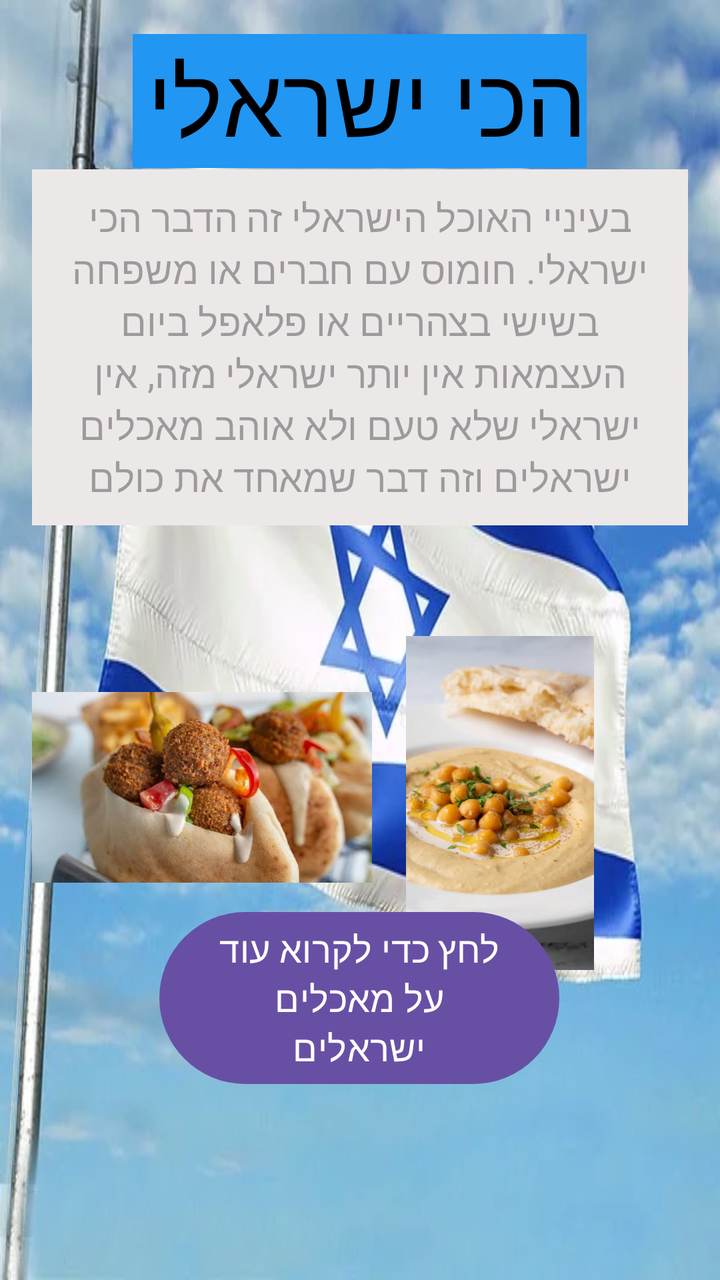
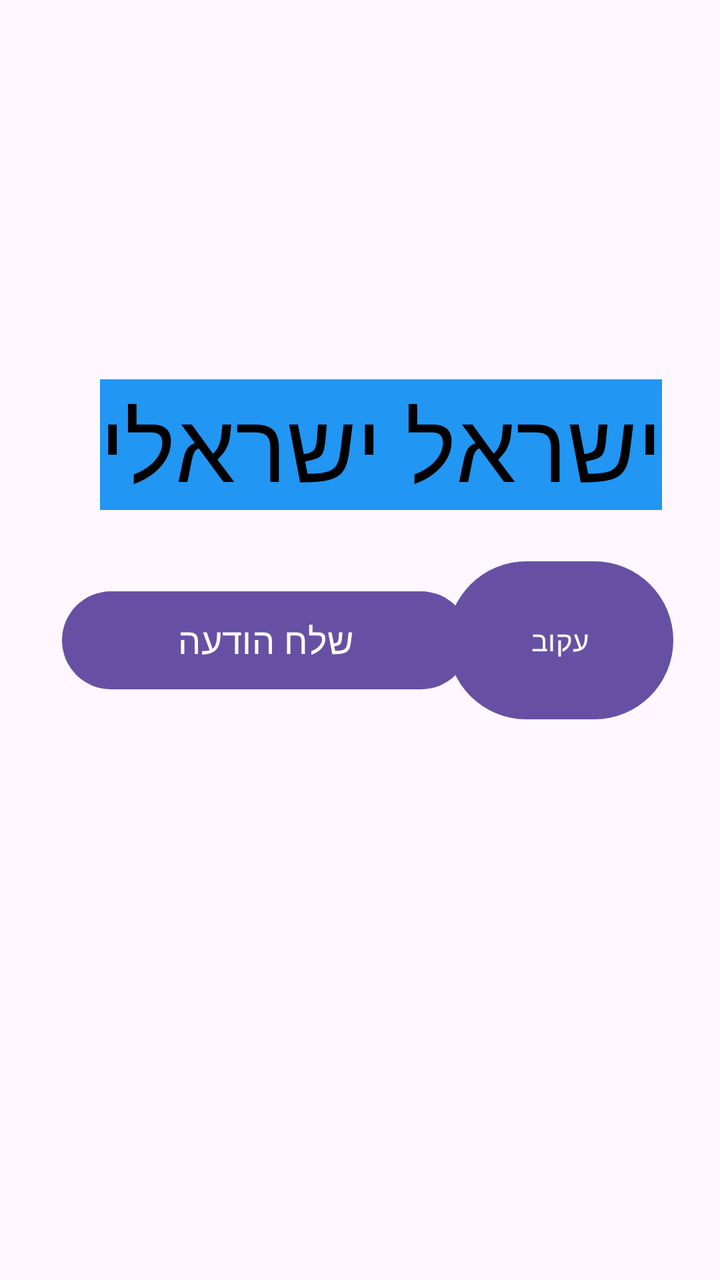

Screens rendered from an Android XML layout before and after an edit, with the pre-edit source and the edit as a unified diff.
<!-- AndroidManifest.xml: application theme Theme.MyFirstApp -->
<!-- res/layout/activity_main.xml -->
<?xml version="1.0" encoding="utf-8"?>
<androidx.constraintlayout.widget.ConstraintLayout xmlns:android="http://schemas.android.com/apk/res/android"
    xmlns:app="http://schemas.android.com/apk/res-auto"
    xmlns:tools="http://schemas.android.com/tools"
    android:layout_width="match_parent"
    android:layout_height="match_parent"
    android:orientation="vertical"
    android:gravity="center"
    android:padding="16dp"
    android:background="@drawable/israel_flag">


    <TextView
        android:id="@+id/textView"
        android:layout_width="227dp"
        android:layout_height="67dp"
        android:background="#2196F3"
        android:text="@string/most_israeli"
        android:textColor="#000000"
        android:textSize="48sp"
        app:layout_constraintBottom_toTopOf="@+id/etParagraph"
        app:layout_constraintEnd_toEndOf="parent"
        app:layout_constraintHorizontal_bias="0.497"
        app:layout_constraintStart_toStartOf="parent"
        app:layout_constraintTop_toTopOf="parent"
        app:layout_constraintVertical_bias="0.515" />

    <EditText
        android:id="@+id/etParagraph"
        android:layout_width="wrap_content"
        android:layout_height="wrap_content"
        android:background="#EDE8E8"
        android:gravity="center"
        android:hint="@string/israeli_food"
        android:inputType="textMultiLine"
        android:padding="11dp"
        android:scrollbars="vertical"
        android:textColor="#000000"
        android:textSize="19sp"
        app:layout_constraintBottom_toBottomOf="parent"
        app:layout_constraintEnd_toEndOf="parent"
        app:layout_constraintHorizontal_bias="0.482"
        app:layout_constraintStart_toStartOf="parent"
        app:layout_constraintTop_toTopOf="parent"
        app:layout_constraintVertical_bias="0.16" />

    <ImageView
        android:id="@+id/myImage"
        android:layout_width="188dp"
        android:layout_height="167dp"
        android:contentDescription="התמונה שלי"
        android:scaleType="fitCenter"

        android:src="@drawable/humus"
        app:layout_constraintBottom_toBottomOf="parent"
        app:layout_constraintEnd_toEndOf="parent"
        app:layout_constraintHorizontal_bias="1.0"
        app:layout_constraintStart_toEndOf="@+id/myImage2"
        app:layout_constraintTop_toBottomOf="@+id/etParagraph"
        app:layout_constraintVertical_bias="0.284" />

    <ImageView
        android:id="@+id/myImage2"
        android:layout_width="170dp"
        android:layout_height="200dp"
        android:contentDescription="התמונה שלי"
        android:scaleType="fitCenter"

        android:src="@drawable/falafel"
        app:layout_constraintBottom_toBottomOf="parent"
        app:layout_constraintEnd_toEndOf="parent"
        app:layout_constraintHorizontal_bias="0.0"
        app:layout_constraintStart_toStartOf="parent"
        app:layout_constraintTop_toBottomOf="@+id/etParagraph"
        app:layout_constraintVertical_bias="0.193" />

     <Button
        android:id="@+id/btnFood"
        android:layout_width="200dp"
        android:layout_height="wrap_content"
        android:text="לחץ כדי לקרוא עוד על מאכלים ישראלים"
        android:textColor="#FFFFFF"
        android:textSize="18sp"
        app:layout_constraintBottom_toBottomOf="parent"
        app:layout_constraintEnd_toEndOf="parent"
        app:layout_constraintHorizontal_bias="0.497"
        app:layout_constraintStart_toStartOf="parent"
        app:layout_constraintTop_toTopOf="@+id/textView"
        app:layout_constraintVertical_bias="0.848" />
</androidx.constraintlayout.widget.ConstraintLayout>
<!-- resources referenced by this layout -->
<resources>
  <!-- drawable falafel: png bitmap (drawable, 653222 bytes) -->
  <!-- drawable humus: png bitmap (drawable, 310678 bytes) -->
  <!-- drawable israel_flag: png bitmap (drawable, 492267 bytes) -->
  <string name="israeli_food">בעיניי האוכל הישראלי זה הדבר הכי ישראלי. חומוס עם חברים או משפחה בשישי בצהריים או פלאפל ביום העצמאות אין יותר ישראלי מזה, אין ישראלי שלא טעם ולא אוהב מאכלים ישראלים וזה דבר שמאחד את כולם</string>
  <string name="most_israeli">הכי ישראלי</string>
  <style name="Theme.MyFirstApp" parent="Base.Theme.MyFirstApp" />
  <style name="Base.Theme.MyFirstApp" parent="Theme.Material3.DayNight.NoActionBar">
          
          
      </style>
</resources>

<!-- the commit's change to res/layout/activity_main.xml (unified diff, before → after) -->
@@ -1,90 +1,50 @@
 <?xml version="1.0" encoding="utf-8"?>
-<androidx.constraintlayout.widget.ConstraintLayout xmlns:android="http://schemas.android.com/apk/res/android"
+<androidx.constraintlayout.widget.ConstraintLayout
+    xmlns:android="http://schemas.android.com/apk/res/android"
     xmlns:app="http://schemas.android.com/apk/res-auto"
     xmlns:tools="http://schemas.android.com/tools"
     android:layout_width="match_parent"
     android:layout_height="match_parent"
-    android:orientation="vertical"
-    android:gravity="center"
     android:padding="16dp"
-    android:background="@drawable/israel_flag">
-
+    >
 
     <TextView
-        android:id="@+id/textView"
-        android:layout_width="227dp"
-        android:layout_height="67dp"
+        android:id="@+id/tvUserName"
+        android:layout_width="wrap_content"
+        android:layout_height="wrap_content"
         android:background="#2196F3"
-        android:text="@string/most_israeli"
+        android:text="@string/user_name"
         android:textColor="#000000"
         android:textSize="48sp"
-        app:layout_constraintBottom_toTopOf="@+id/etParagraph"
+        app:layout_constraintBottom_toBottomOf="parent"
         app:layout_constraintEnd_toEndOf="parent"
-        app:layout_constraintHorizontal_bias="0.497"
+        app:layout_constraintHorizontal_bias="0.723"
         app:layout_constraintStart_toStartOf="parent"
         app:layout_constraintTop_toTopOf="parent"
-        app:layout_constraintVertical_bias="0.515" />
+        app:layout_constraintVertical_bias="0.32" />
 
-    <EditText
-        android:id="@+id/etParagraph"
-        android:layout_width="wrap_content"
-        android:layout_height="wrap_content"
-        android:background="#EDE8E8"
-        android:gravity="center"
-        android:hint="@string/israeli_food"
-        android:inputType="textMultiLine"
-        android:padding="11dp"
-        android:scrollbars="vertical"
-        android:textColor="#000000"
-        android:textSize="19sp"
-        app:layout_constraintBottom_toBottomOf="parent"
-        app:layout_constraintEnd_toEndOf="parent"
-        app:layout_constraintHorizontal_bias="0.482"
-        app:layout_constraintStart_toStartOf="parent"
-        app:layout_constraintTop_toTopOf="parent"
-        app:layout_constraintVertical_bias="0.16" />
-
-    <ImageView
-        android:id="@+id/myImage"
-        android:layout_width="188dp"
-        android:layout_height="167dp"
-        android:contentDescription="התמונה שלי"
-        android:scaleType="fitCenter"
-
-        android:src="@drawable/humus"
-        app:layout_constraintBottom_toBottomOf="parent"
-        app:layout_constraintEnd_toEndOf="parent"
-        app:layout_constraintHorizontal_bias="1.0"
-        app:layout_constraintStart_toEndOf="@+id/myImage2"
-        app:layout_constraintTop_toBottomOf="@+id/etParagraph"
-        app:layout_constraintVertical_bias="0.284" />
-
-    <ImageView
-        android:id="@+id/myImage2"
-        android:layout_width="170dp"
-        android:layout_height="200dp"
-        android:contentDescription="התמונה שלי"
-        android:scaleType="fitCenter"
-
-        android:src="@drawable/falafel"
-        app:layout_constraintBottom_toBottomOf="parent"
-        app:layout_constraintEnd_toEndOf="parent"
-        app:layout_constraintHorizontal_bias="0.0"
-        app:layout_constraintStart_toStartOf="parent"
-        app:layout_constraintTop_toBottomOf="@+id/etParagraph"
-        app:layout_constraintVertical_bias="0.193" />
-
-     <Button
-        android:id="@+id/btnFood"
-        android:layout_width="200dp"
-        android:layout_height="wrap_content"
-        android:text="לחץ כדי לקרוא עוד על מאכלים ישראלים"
+    <Button
+        android:id="@+id/btnSendMessage"
+        android:layout_width="204dp"
+        android:layout_height="57dp"
+        android:text="@string/send_message"
         android:textColor="#FFFFFF"
         android:textSize="18sp"
         app:layout_constraintBottom_toBottomOf="parent"
         app:layout_constraintEnd_toEndOf="parent"
-        app:layout_constraintHorizontal_bias="0.497"
+        app:layout_constraintHorizontal_bias="0.12"
         app:layout_constraintStart_toStartOf="parent"
-        app:layout_constraintTop_toTopOf="@+id/textView"
-        app:layout_constraintVertical_bias="0.848" />
+        app:layout_constraintTop_toTopOf="parent" />
+
+    <Button
+        android:id="@+id/btnFollow"
+        android:layout_width="113dp"
+        android:layout_height="87dp"
+        android:text="@string/follow"
+        app:layout_constraintBottom_toBottomOf="parent"
+        app:layout_constraintEnd_toEndOf="parent"
+        app:layout_constraintHorizontal_bias="0.966"
+        app:layout_constraintStart_toStartOf="parent"
+        app:layout_constraintTop_toTopOf="parent" />
+
 </androidx.constraintlayout.widget.ConstraintLayout>
<!-- resource entries referenced after the edit -->
@@ -1,10 +1,8 @@
 <!-- resources referenced by this layout -->
 <resources>
-  <!-- drawable falafel: png bitmap (drawable, 653222 bytes) -->
-  <!-- drawable humus: png bitmap (drawable, 310678 bytes) -->
-  <!-- drawable israel_flag: png bitmap (drawable, 492267 bytes) -->
-  <string name="israeli_food">בעיניי האוכל הישראלי זה הדבר הכי ישראלי. חומוס עם חברים או משפחה בשישי בצהריים או פלאפל ביום העצמאות אין יותר ישראלי מזה, אין ישראלי שלא טעם ולא אוהב מאכלים ישראלים וזה דבר שמאחד את כולם</string>
-  <string name="most_israeli">הכי ישראלי</string>
+  <string name="follow">עקוב</string>
+  <string name="send_message">שלח הודעה</string>
+  <string name="user_name">ישראל ישראלי</string>
   <style name="Theme.MyFirstApp" parent="Base.Theme.MyFirstApp" />
   <style name="Base.Theme.MyFirstApp" parent="Theme.Material3.DayNight.NoActionBar">
           
